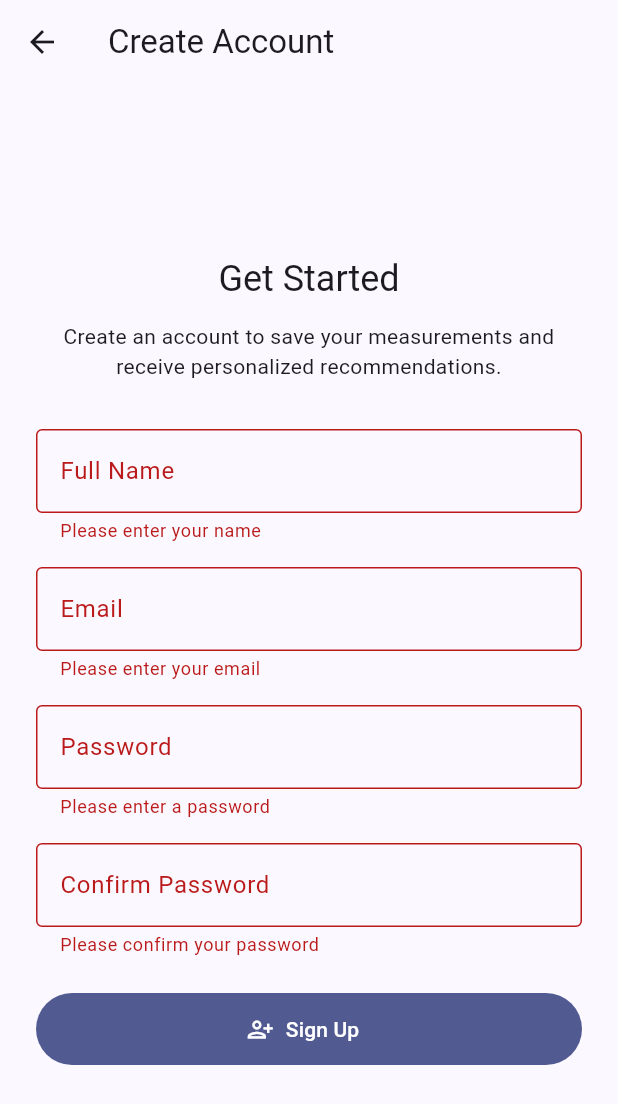
After one commit to TheBaytur/virtusize, a Flutter app: the RegistrationPage screen opened directly, after a tap on "Sign Up", on a phone screen of 412 x 824 dp. The commit adds this screen. Shown: the top 1104 px of the screen. Run offline on Flutter 3.47's test engine with Material 3 defaults, Android fonts, the phone set to English and light mode, and no system bars.

Commit message:
registration

```diff
--- a/lib/main.dart
+++ b/lib/main.dart
@@ -1,5 +1,7 @@
 import 'package:flutter/material.dart';
 import 'package:virtusize/virtusize_sdk/virtusize_sdk.dart';
+
+import 'registration_page.dart';
 
 // 14.10
 
@@ -35,12 +37,26 @@ class VirtusizeDemoScreen extends StatelessWidget {
         padding: const EdgeInsets.all(24),
         child: Column(
           crossAxisAlignment: CrossAxisAlignment.stretch,
-          children: const [
-            _Header(),
-            SizedBox(height: 32),
-            Expanded(child: VirtusizeRecommendationView()),
+          children: [
+            const _Header(),
+            const SizedBox(height: 32),
+            const Expanded(child: VirtusizeRecommendationView()),
+            const SizedBox(height: 24),
+            FilledButton.icon(
+              onPressed: () => _openRegistration(context),
+              icon: const Icon(Icons.person_add_alt_1_outlined),
+              label: const Text('Create an Account'),
+            ),
           ],
         ),
+      ),
+    );
+  }
+
+  void _openRegistration(BuildContext context) {
+    Navigator.of(context).push(
+      MaterialPageRoute<void>(
+        builder: (_) => const RegistrationPage(),
       ),
     );
   }
--- /dev/null
+++ b/lib/registration_page.dart
@@ -0,0 +1,186 @@
+import 'package:flutter/material.dart';
+
+class RegistrationPage extends StatefulWidget {
+  const RegistrationPage({super.key});
+
+  @override
+  State<RegistrationPage> createState() => _RegistrationPageState();
+}
+
+class _RegistrationPageState extends State<RegistrationPage> {
+  final _formKey = GlobalKey<FormState>();
+  final _nameController = TextEditingController();
+  final _emailController = TextEditingController();
+  final _passwordController = TextEditingController();
+  final _confirmPasswordController = TextEditingController();
+  bool _isSubmitting = false;
+
+  @override
+  void dispose() {
+    _nameController.dispose();
+    _emailController.dispose();
+    _passwordController.dispose();
+    _confirmPasswordController.dispose();
+    super.dispose();
+  }
+
+  @override
+  Widget build(BuildContext context) {
+    return Scaffold(
+      appBar: AppBar(
+        title: const Text('Create Account'),
+      ),
+      body: Center(
+        child: ConstrainedBox(
+          constraints: const BoxConstraints(maxWidth: 420),
+          child: SingleChildScrollView(
+            padding: const EdgeInsets.all(24),
+            child: Form(
+              key: _formKey,
+              child: Column(
+                crossAxisAlignment: CrossAxisAlignment.stretch,
+                children: [
+                  Text(
+                    'Get Started',
+                    style: Theme.of(context).textTheme.headlineSmall,
+                    textAlign: TextAlign.center,
+                  ),
+                  const SizedBox(height: 12),
+                  Text(
+                    'Create an account to save your measurements and receive personalized recommendations.',
+                    style: Theme.of(context).textTheme.bodyMedium,
+                    textAlign: TextAlign.center,
+                  ),
+                  const SizedBox(height: 32),
+                  TextFormField(
+                    controller: _nameController,
+                    textInputAction: TextInputAction.next,
+                    decoration: const InputDecoration(
+                      labelText: 'Full Name',
+                      border: OutlineInputBorder(),
+                    ),
+                    validator: (value) {
+                      if (value == null || value.trim().isEmpty) {
+                        return 'Please enter your name';
+                      }
+                      if (value.trim().length < 2) {
+                        return 'Name needs to be at least 2 characters';
+                      }
+                      return null;
+                    },
+                  ),
+                  const SizedBox(height: 16),
+                  TextFormField(
+                    controller: _emailController,
+                    textInputAction: TextInputAction.next,
+                    keyboardType: TextInputType.emailAddress,
+                    decoration: const InputDecoration(
+                      labelText: 'Email',
+                      border: OutlineInputBorder(),
+                    ),
+                    validator: (value) {
+                      if (value == null || value.trim().isEmpty) {
+                        return 'Please enter your email';
+                      }
+                      final emailPattern =
+                          RegExp(r'^[^@\\s]+@[^@\\s]+\\.[^@\\s]+$');
+                      if (!emailPattern.hasMatch(value.trim())) {
+                        return 'Enter a valid email address';
+                      }
+                      return null;
+                    },
+                  ),
+                  const SizedBox(height: 16),
+                  TextFormField(
+                    controller: _passwordController,
+                    textInputAction: TextInputAction.next,
+                    obscureText: true,
+                    decoration: const InputDecoration(
+                      labelText: 'Password',
+                      border: OutlineInputBorder(),
+                    ),
+                    validator: (value) {
+                      if (value == null || value.isEmpty) {
+                        return 'Please enter a password';
+                      }
+                      if (value.length < 8) {
+                        return 'Password must be at least 8 characters';
+                      }
+                      return null;
+                    },
+                  ),
+                  const SizedBox(height: 16),
+                  TextFormField(
+                    controller: _confirmPasswordController,
+                    textInputAction: TextInputAction.done,
+                    obscureText: true,
+                    decoration: const InputDecoration(
+                      labelText: 'Confirm Password',
+                      border: OutlineInputBorder(),
+                    ),
+                    validator: (value) {
+                      if (value == null || value.isEmpty) {
+                        return 'Please confirm your password';
+                      }
+                      if (value != _passwordController.text) {
+                        return 'Passwords do not match';
+                      }
+                      return null;
+                    },
+                    onFieldSubmitted: (_) => _submit(),
+                  ),
+                  const SizedBox(height: 24),
+                  SizedBox(
+                    height: 48,
+                    child: FilledButton.icon(
+                      onPressed: _isSubmitting ? null : _submit,
+                      icon: _isSubmitting
+                          ? const SizedBox(
+                              width: 20,
+                              height: 20,
+                              child: CircularProgressIndicator(
+                                strokeWidth: 2,
+                                color: Colors.white,
+                              ),
+                            )
+                          : const Icon(Icons.person_add_alt_1_outlined),
+                      label: Text(_isSubmitting ? 'Creating Account...' : 'Sign Up'),
+                    ),
+                  ),
+                ],
+              ),
+            ),
+          ),
+        ),
+      ),
+    );
+  }
+
+  void _submit() async {
+    FocusScope.of(context).unfocus();
+    if (_formKey.currentState?.validate() != true) {
+      return;
+    }
+
+    setState(() {
+      _isSubmitting = true;
+    });
+
+    // Simulate a network call for demonstration purposes.
+    await Future<void>.delayed(const Duration(seconds: 1));
+
+    if (!mounted) {
+      return;
+    }
+
+    setState(() {
+      _isSubmitting = false;
+    });
+
+    ScaffoldMessenger.of(context).showSnackBar(
+      const SnackBar(content: Text('Account created successfully!')),
+    );
+
+    Navigator.of(context).pop();
+  }
+}
```
